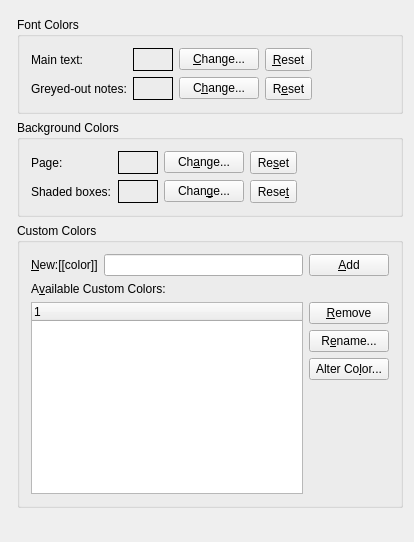
kojiOnHill/lyx, file src/frontends/qt/ui/ColorUi.ui: the form before one commit.
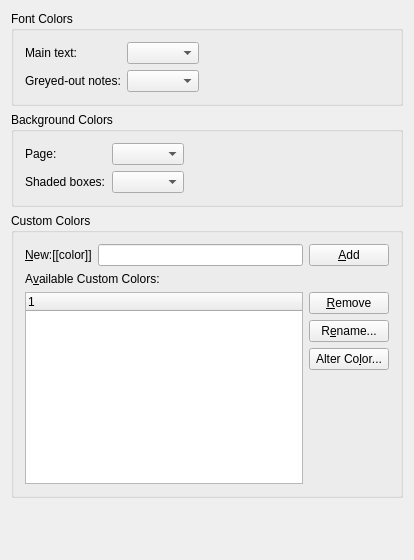
The form after the commit. Custom widgets are drawn as their Qt base class.

Commit message:
A bit more color to the world, part III
Use the new colors and UI for all document-related color settings
(main text color, background, greyed out notes and shaded box).

Also support custom colors in tex2lyx

```diff
--- a/src/frontends/qt/ui/ColorUi.ui
+++ b/src/frontends/qt/ui/ColorUi.ui
@@ -7,7 +7,7 @@
     <x>0</x>
     <y>0</y>
     <width>414</width>
-    <height>542</height>
+    <height>560</height>
    </rect>
   </property>
   <property name="contextMenuPolicy">
@@ -20,10 +20,7 @@
    <string/>
   </property>
   <layout class="QGridLayout" name="gridLayout_5">
-   <item row="0" column="0" rowspan="2" colspan="2">
-    <layout class="QHBoxLayout" name="horizontalLayout"/>
-   </item>
-   <item row="1" column="1">
+   <item row="0" column="0">
     <widget class="QGroupBox" name="fontcolorGB">
      <property name="title">
       <string>Font Colors</string>
@@ -34,46 +31,7 @@
      <layout class="QVBoxLayout" name="verticalLayout">
       <item>
        <layout class="QGridLayout" name="gridLayout">
-        <item row="0" column="2">
-         <widget class="QPushButton" name="fontColorPB">
-          <property name="maximumSize">
-           <size>
-            <width>16777215</width>
-            <height>16777215</height>
-           </size>
-          </property>
-          <property name="toolTip">
-           <string>Click to change the color</string>
-          </property>
-          <property name="text">
-           <string>&amp;Change...</string>
-          </property>
-         </widget>
-        </item>
-        <item row="0" column="5">
-         <spacer>
-          <property name="orientation">
-           <enum>Qt::Horizontal</enum>
-          </property>
-          <property name="sizeHint" stdset="0">
-           <size>
-            <width>40</width>
-            <height>20</height>
-           </size>
-          </property>
-         </spacer>
-        </item>
-        <item row="1" column="0">
-         <widget class="QLabel" name="noteFontColorLA">
-          <property name="text">
-           <string>Greyed-out notes:</string>
-          </property>
-          <property name="buddy">
-           <cstring>fontColorPB</cstring>
-          </property>
-         </widget>
-        </item>
-        <item row="1" column="5">
+        <item row="1" column="2">
          <spacer>
           <property name="orientation">
            <enum>Qt::Horizontal</enum>
@@ -96,107 +54,43 @@
           </property>
          </widget>
         </item>
-        <item row="1" column="2">
-         <widget class="QPushButton" name="noteFontColorPB">
-          <property name="maximumSize">
-           <size>
-            <width>16777215</width>
-            <height>16777215</height>
-           </size>
-          </property>
-          <property name="toolTip">
-           <string>Click to change the color</string>
-          </property>
+        <item row="1" column="0">
+         <widget class="QLabel" name="noteFontColorLA">
           <property name="text">
-           <string>C&amp;hange...</string>
+           <string>Greyed-out notes:</string>
           </property>
          </widget>
         </item>
-        <item row="1" column="4">
-         <widget class="QToolButton" name="delNoteFontColorTB">
-          <property name="minimumSize">
-           <size>
-            <width>23</width>
-            <height>23</height>
-           </size>
+        <item row="0" column="2">
+         <spacer>
+          <property name="orientation">
+           <enum>Qt::Horizontal</enum>
           </property>
-          <property name="toolTip">
-           <string>Revert the color to the default</string>
-          </property>
-          <property name="text">
-           <string>R&amp;eset</string>
-          </property>
-          <property name="toolButtonStyle">
-           <enum>Qt::ToolButtonTextOnly</enum>
-          </property>
-          <property name="arrowType">
-           <enum>Qt::LeftArrow</enum>
-          </property>
-         </widget>
-        </item>
-        <item row="0" column="4">
-         <widget class="QToolButton" name="delFontColorTB">
-          <property name="minimumSize">
+          <property name="sizeHint" stdset="0">
            <size>
-            <width>23</width>
-            <height>23</height>
+            <width>40</width>
+            <height>20</height>
            </size>
           </property>
-          <property name="toolTip">
-           <string>Revert the color to the default</string>
-          </property>
-          <property name="text">
-           <string>&amp;Reset</string>
-          </property>
-          <property name="toolButtonStyle">
-           <enum>Qt::ToolButtonTextOnly</enum>
-          </property>
-          <property name="arrowType">
-           <enum>Qt::LeftArrow</enum>
-          </property>
-         </widget>
+         </spacer>
         </item>
         <item row="0" column="1">
-         <widget class="QFrame" name="mainTextCF">
-          <property name="sizePolicy">
-           <sizepolicy hsizetype="Fixed" vsizetype="Preferred">
-            <horstretch>0</horstretch>
-            <verstretch>0</verstretch>
-           </sizepolicy>
+         <widget class="lyx::frontend::ColorsCombo" name="textColorCO">
+          <property name="inputMethodHints">
+           <set>Qt::InputMethodHint::ImhDigitsOnly|Qt::InputMethodHint::ImhLatinOnly</set>
           </property>
-          <property name="minimumSize">
-           <size>
-            <width>40</width>
-            <height>0</height>
-           </size>
-          </property>
-          <property name="frameShape">
-           <enum>QFrame::Box</enum>
-          </property>
-          <property name="frameShadow">
-           <enum>QFrame::Plain</enum>
+          <property name="maxVisibleItems">
+           <number>20</number>
           </property>
          </widget>
         </item>
         <item row="1" column="1">
-         <widget class="QFrame" name="noteFontCF">
-          <property name="sizePolicy">
-           <sizepolicy hsizetype="Fixed" vsizetype="Preferred">
-            <horstretch>0</horstretch>
-            <verstretch>0</verstretch>
-           </sizepolicy>
+         <widget class="lyx::frontend::ColorsCombo" name="noteColorCO">
+          <property name="inputMethodHints">
+           <set>Qt::InputMethodHint::ImhDigitsOnly|Qt::InputMethodHint::ImhLatinOnly</set>
           </property>
-          <property name="minimumSize">
-           <size>
-            <width>40</width>
-            <height>0</height>
-           </size>
-          </property>
-          <property name="frameShape">
-           <enum>QFrame::Box</enum>
-          </property>
-          <property name="frameShadow">
-           <enum>QFrame::Plain</enum>
+          <property name="maxVisibleItems">
+           <number>20</number>
           </property>
          </widget>
         </item>
@@ -205,7 +99,7 @@
      </layout>
     </widget>
    </item>
-   <item row="2" column="1">
+   <item row="1" column="0">
     <widget class="QGroupBox" name="backgroundGB">
      <property name="title">
       <string>Background Colors</string>
@@ -221,44 +115,6 @@
           <property name="text">
            <string>Shaded boxes:</string>
           </property>
-          <property name="buddy">
-           <cstring>backgroundPB</cstring>
-          </property>
-         </widget>
-        </item>
-        <item row="1" column="5">
-         <spacer>
-          <property name="orientation">
-           <enum>Qt::Horizontal</enum>
-          </property>
-          <property name="sizeHint" stdset="0">
-           <size>
-            <width>40</width>
-            <height>20</height>
-           </size>
-          </property>
-         </spacer>
-        </item>
-        <item row="1" column="4">
-         <widget class="QToolButton" name="delBoxBackgroundTB">
-          <property name="minimumSize">
-           <size>
-            <width>23</width>
-            <height>23</height>
-           </size>
-          </property>
-          <property name="toolTip">
-           <string>Revert the color to the default</string>
-          </property>
-          <property name="text">
-           <string>Rese&amp;t</string>
-          </property>
-          <property name="toolButtonStyle">
-           <enum>Qt::ToolButtonStyle::ToolButtonTextOnly</enum>
-          </property>
-          <property name="arrowType">
-           <enum>Qt::ArrowType::LeftArrow</enum>
-          </property>
          </widget>
         </item>
         <item row="0" column="0">
@@ -266,119 +122,51 @@
           <property name="text">
            <string>Page:</string>
           </property>
-          <property name="buddy">
-           <cstring>backgroundPB</cstring>
-          </property>
-         </widget>
-        </item>
-        <item row="0" column="5">
-         <spacer>
-          <property name="orientation">
-           <enum>Qt::Horizontal</enum>
-          </property>
-          <property name="sizeHint" stdset="0">
-           <size>
-            <width>40</width>
-            <height>20</height>
-           </size>
-          </property>
-         </spacer>
-        </item>
-        <item row="0" column="2">
-         <widget class="QPushButton" name="backgroundPB">
-          <property name="maximumSize">
-           <size>
-            <width>16777215</width>
-            <height>16777215</height>
-           </size>
-          </property>
-          <property name="toolTip">
-           <string>Click to change the color</string>
-          </property>
-          <property name="text">
-           <string>Ch&amp;ange...</string>
-          </property>
-         </widget>
-        </item>
-        <item row="0" column="4">
-         <widget class="QToolButton" name="delBackgroundTB">
-          <property name="minimumSize">
-           <size>
-            <width>23</width>
-            <height>23</height>
-           </size>
-          </property>
-          <property name="toolTip">
-           <string>Revert the color to the default</string>
-          </property>
-          <property name="text">
-           <string>Re&amp;set</string>
-          </property>
-          <property name="toolButtonStyle">
-           <enum>Qt::ToolButtonStyle::ToolButtonTextOnly</enum>
-          </property>
-          <property name="arrowType">
-           <enum>Qt::ArrowType::LeftArrow</enum>
-          </property>
          </widget>
         </item>
         <item row="1" column="2">
-         <widget class="QPushButton" name="boxBackgroundPB">
-          <property name="maximumSize">
+         <spacer>
+          <property name="orientation">
+           <enum>Qt::Horizontal</enum>
+          </property>
+          <property name="sizeHint" stdset="0">
            <size>
-            <width>16777215</width>
-            <height>16777215</height>
+            <width>40</width>
+            <height>20</height>
            </size>
           </property>
-          <property name="toolTip">
-           <string>Click to change the color</string>
+         </spacer>
+        </item>
+        <item row="0" column="2">
+         <spacer>
+          <property name="orientation">
+           <enum>Qt::Horizontal</enum>
           </property>
-          <property name="text">
-           <string>Chan&amp;ge...</string>
+          <property name="sizeHint" stdset="0">
+           <size>
+            <width>40</width>
+            <height>20</height>
+           </size>
           </property>
-         </widget>
+         </spacer>
         </item>
         <item row="0" column="1">
-         <widget class="QFrame" name="pageBackgroundCF">
-          <property name="sizePolicy">
-           <sizepolicy hsizetype="Fixed" vsizetype="Preferred">
-            <horstretch>0</horstretch>
-            <verstretch>0</verstretch>
-           </sizepolicy>
+         <widget class="lyx::frontend::ColorsCombo" name="pageColorCO">
+          <property name="inputMethodHints">
+           <set>Qt::InputMethodHint::ImhDigitsOnly|Qt::InputMethodHint::ImhLatinOnly</set>
           </property>
-          <property name="minimumSize">
-           <size>
-            <width>40</width>
-            <height>0</height>
-           </size>
-          </property>
-          <property name="frameShape">
-           <enum>QFrame::Shape::Box</enum>
-          </property>
-          <property name="frameShadow">
-           <enum>QFrame::Shadow::Plain</enum>
+          <property name="maxVisibleItems">
+           <number>20</number>
           </property>
          </widget>
         </item>
         <item row="1" column="1">
-         <widget class="QFrame" name="boxBackgroundCF">
-          <property name="sizePolicy">
-           <sizepolicy hsizetype="Fixed" vsizetype="Preferred">
-            <horstretch>0</horstretch>
-            <verstretch>0</verstretch>
-           </sizepolicy>
+         <widget class="lyx::frontend::ColorsCombo" name="shadedColorCO">
+          <property name="inputMethodHints">
+           <set>Qt::InputMethodHint::ImhDigitsOnly|Qt::InputMethodHint::ImhLatinOnly</set>
           </property>
-          <property name="minimumSize">
-           <size>
-            <width>40</width>
-            <height>0</height>
-           </size>
-          </property>
-          <property name="frameShape">
-           <enum>QFrame::Shape::Box</enum>
-          </property>
-          <property name="frameShadow">
-           <enum>QFrame::Shadow::Plain</enum>
+          <property name="maxVisibleItems">
+           <number>20</number>
           </property>
          </widget>
         </item>
@@ -387,7 +175,7 @@
      </layout>
     </widget>
    </item>
-   <item row="3" column="1">
+   <item row="2" column="0">
     <widget class="QGroupBox" name="customColorsGB">
      <property name="title">
       <string>Custom Colors</string>
@@ -499,7 +287,7 @@
      </layout>
     </widget>
    </item>
-   <item row="4" column="1">
+   <item row="3" column="0">
     <spacer name="spacer">
      <property name="orientation">
       <enum>Qt::Vertical</enum>
@@ -515,6 +303,13 @@
   </layout>
  </widget>
  <layoutdefault spacing="6" margin="11"/>
+ <customwidgets>
+  <customwidget>
+   <class>lyx::frontend::ColorsCombo</class>
+   <extends>QComboBox</extends>
+   <header>ColorsCombo.h</header>
+  </customwidget>
+ </customwidgets>
  <includes>
   <include location="local">qt_i18n.h</include>
  </includes>
```
Left out of the diff: 3 changed lines with no effect on the pictures. The commit also changes 21 other files.
